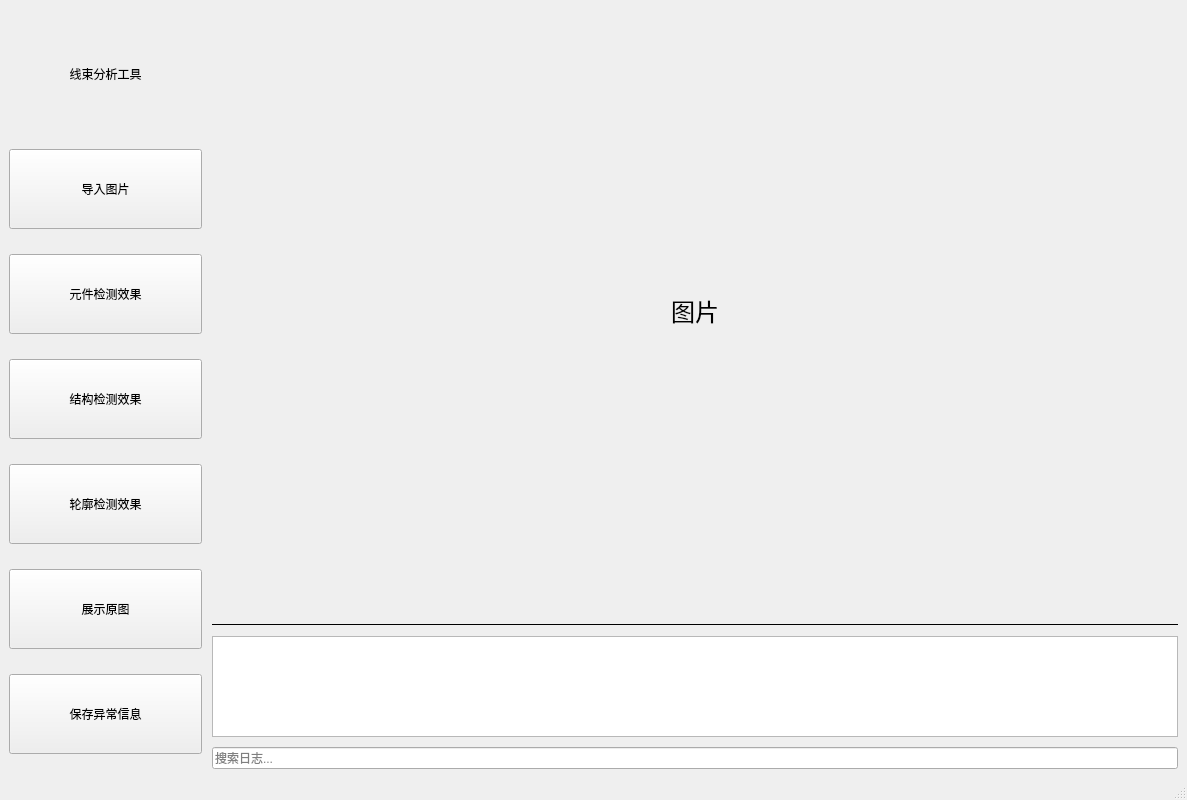
Qt form mainwindows.ui (Ethereaity/InterfaceDesign) before a commit.
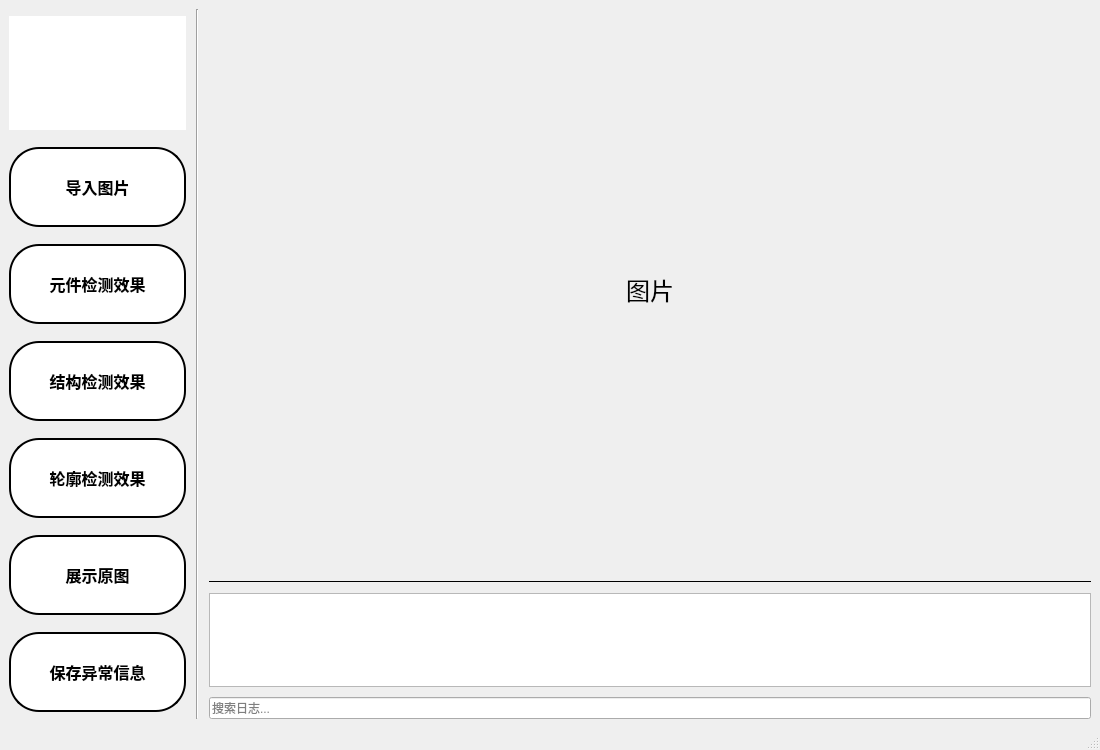
The same form after that commit. Icons and pictures are not drawn.

Commit message: 更改ui

The edit to the form file:
```diff
--- a/mainwindows.ui
+++ b/mainwindows.ui
@@ -6,15 +6,15 @@
    <rect>
     <x>0</x>
     <y>0</y>
-    <width>1187</width>
-    <height>800</height>
+    <width>1100</width>
+    <height>750</height>
    </rect>
   </property>
   <property name="windowTitle">
    <string>线束分析工具</string>
   </property>
   <widget class="QWidget" name="centralwidget">
-   <layout class="QHBoxLayout" name="centralLayout" stretch="1,5">
+   <layout class="QHBoxLayout" name="centralLayout" stretch="1,0,5">
     <property name="spacing">
      <number>10</number>
     </property>
@@ -28,11 +28,15 @@
         <property name="maximumSize">
          <size>
           <width>16777215</width>
-          <height>100</height>
+          <height>114</height>
          </size>
         </property>
+        <property name="styleSheet">
+         <string notr="true">image: url(:/logo图标/logo图标.png);
+background-color: rgb(255, 255, 255);</string>
+        </property>
         <property name="text">
-         <string>线束分析工具</string>
+         <string/>
         </property>
         <property name="alignment">
          <set>Qt::AlignCenter</set>
@@ -43,7 +47,7 @@
        <widget class="QPushButton" name="pushButton">
         <property name="minimumSize">
          <size>
-          <width>0</width>
+          <width>46</width>
           <height>80</height>
          </size>
         </property>
@@ -53,6 +57,38 @@
           <height>16777215</height>
          </size>
         </property>
+        <property name="font">
+         <font>
+          <pointsize>-1</pointsize>
+          <weight>75</weight>
+          <italic>false</italic>
+          <bold>true</bold>
+         </font>
+        </property>
+        <property name="styleSheet">
+         <string notr="true">QPushButton
+{
+	
+	background-color: rgb(255, 255, 255);
+	border-style: outset;
+	border-width: 2px;
+	border-radius:30px;
+	border-color: rgb(0, 0, 0);
+	font: bold 16px;
+	min-width:2em;
+	padding: 5px;
+}
+QPushButton:pressed
+{
+	background-color: rgb(177, 177, 177);
+	border-style: inset;
+}
+QPushButton:!enabled
+{
+	background-color: rgb(100, 100, 100);
+	border-style: inset;
+}</string>
+        </property>
         <property name="text">
          <string>导入图片</string>
         </property>
@@ -62,7 +98,7 @@
        <widget class="QPushButton" name="pushButton_4">
         <property name="minimumSize">
          <size>
-          <width>0</width>
+          <width>46</width>
           <height>80</height>
          </size>
         </property>
@@ -72,6 +108,38 @@
           <height>16777215</height>
          </size>
         </property>
+        <property name="font">
+         <font>
+          <pointsize>-1</pointsize>
+          <weight>75</weight>
+          <italic>false</italic>
+          <bold>true</bold>
+         </font>
+        </property>
+        <property name="styleSheet">
+         <string notr="true">QPushButton
+{
+	
+	background-color: rgb(255, 255, 255);
+	border-style: outset;
+	border-width: 2px;
+	border-radius:30px;
+	border-color: rgb(0, 0, 0);
+	font: bold 16px;
+	min-width:2em;
+	padding: 5px;
+}
+QPushButton:pressed
+{
+	background-color: rgb(177, 177, 177);
+	border-style: inset;
+}
+QPushButton:!enabled
+{
+	background-color: rgb(100, 100, 100);
+	border-style: inset;
+}</string>
+        </property>
         <property name="text">
          <string>元件检测效果</string>
         </property>
@@ -81,7 +149,7 @@
        <widget class="QPushButton" name="pushButton_5">
         <property name="minimumSize">
          <size>
-          <width>0</width>
+          <width>46</width>
           <height>80</height>
          </size>
         </property>
@@ -91,6 +159,38 @@
           <height>16777215</height>
          </size>
         </property>
+        <property name="font">
+         <font>
+          <pointsize>-1</pointsize>
+          <weight>75</weight>
+          <italic>false</italic>
+          <bold>true</bold>
+         </font>
+        </property>
+        <property name="styleSheet">
+         <string notr="true">QPushButton
+{
+	
+	background-color: rgb(255, 255, 255);
+	border-style: outset;
+	border-width: 2px;
+	border-radius:30px;
+	border-color: rgb(0, 0, 0);
+	font: bold 16px;
+	min-width:2em;
+	padding: 5px;
+}
+QPushButton:pressed
+{
+	background-color: rgb(177, 177, 177);
+	border-style: inset;
+}
+QPushButton:!enabled
+{
+	background-color: rgb(100, 100, 100);
+	border-style: inset;
+}</string>
+        </property>
         <property name="text">
          <string>结构检测效果</string>
         </property>
@@ -100,7 +200,7 @@
        <widget class="QPushButton" name="pushButton_6">
         <property name="minimumSize">
          <size>
-          <width>0</width>
+          <width>46</width>
           <height>80</height>
          </size>
         </property>
@@ -110,6 +210,38 @@
           <height>16777215</height>
          </size>
         </property>
+        <property name="font">
+         <font>
+          <pointsize>-1</pointsize>
+          <weight>75</weight>
+          <italic>false</italic>
+          <bold>true</bold>
+         </font>
+        </property>
+        <property name="styleSheet">
+         <string notr="true">QPushButton
+{
+	
+	background-color: rgb(255, 255, 255);
+	border-style: outset;
+	border-width: 2px;
+	border-radius:30px;
+	border-color: rgb(0, 0, 0);
+	font: bold 16px;
+	min-width:2em;
+	padding: 5px;
+}
+QPushButton:pressed
+{
+	background-color: rgb(177, 177, 177);
+	border-style: inset;
+}
+QPushButton:!enabled
+{
+	background-color: rgb(100, 100, 100);
+	border-style: inset;
+}</string>
+        </property>
         <property name="text">
          <string>轮廓检测效果</string>
         </property>
@@ -119,7 +251,7 @@
        <widget class="QPushButton" name="pushButton_2">
         <property name="minimumSize">
          <size>
-          <width>0</width>
+          <width>46</width>
           <height>80</height>
          </size>
         </property>
@@ -129,6 +261,38 @@
           <height>16777215</height>
          </size>
         </property>
+        <property name="font">
+         <font>
+          <pointsize>-1</pointsize>
+          <weight>75</weight>
+          <italic>false</italic>
+          <bold>true</bold>
+         </font>
+        </property>
+        <property name="styleSheet">
+         <string notr="true">QPushButton
+{
+	
+	background-color: rgb(255, 255, 255);
+	border-style: outset;
+	border-width: 2px;
+	border-radius:30px;
+	border-color: rgb(0, 0, 0);
+	font: bold 16px;
+	min-width:2em;
+	padding: 5px;
+}
+QPushButton:pressed
+{
+	background-color: rgb(177, 177, 177);
+	border-style: inset;
+}
+QPushButton:!enabled
+{
+	background-color: rgb(100, 100, 100);
+	border-style: inset;
+}</string>
+        </property>
         <property name="text">
          <string>展示原图</string>
         </property>
@@ -138,7 +302,7 @@
        <widget class="QPushButton" name="pushButton_3">
         <property name="minimumSize">
          <size>
-          <width>0</width>
+          <width>46</width>
           <height>80</height>
          </size>
         </property>
@@ -148,6 +312,38 @@
           <height>16777215</height>
          </size>
         </property>
+        <property name="font">
+         <font>
+          <pointsize>-1</pointsize>
+          <weight>75</weight>
+          <italic>false</italic>
+          <bold>true</bold>
+         </font>
+        </property>
+        <property name="styleSheet">
+         <string notr="true">QPushButton
+{
+	
+	background-color: rgb(255, 255, 255);
+	border-style: outset;
+	border-width: 2px;
+	border-radius:30px;
+	border-color: rgb(0, 0, 0);
+	font: bold 16px;
+	min-width:2em;
+	padding: 5px;
+}
+QPushButton:pressed
+{
+	background-color: rgb(177, 177, 177);
+	border-style: inset;
+}
+QPushButton:!enabled
+{
+	background-color: rgb(100, 100, 100);
+	border-style: inset;
+}</string>
+        </property>
         <property name="text">
          <string>保存异常信息</string>
         </property>
@@ -155,6 +351,19 @@
       </item>
      </layout>
     </item>
+    <item>
+     <widget class="QFrame" name="frame_2">
+      <property name="layoutDirection">
+       <enum>Qt::RightToLeft</enum>
+      </property>
+      <property name="frameShape">
+       <enum>QFrame::VLine</enum>
+      </property>
+      <property name="frameShadow">
+       <enum>QFrame::Sunken</enum>
+      </property>
+     </widget>
+    </item>
     <item>
      <layout class="QVBoxLayout" name="rightLayout" stretch="6,0,1,0">
       <item>
```
Left out of the diff: 6 changed lines with no effect on the pictures.
